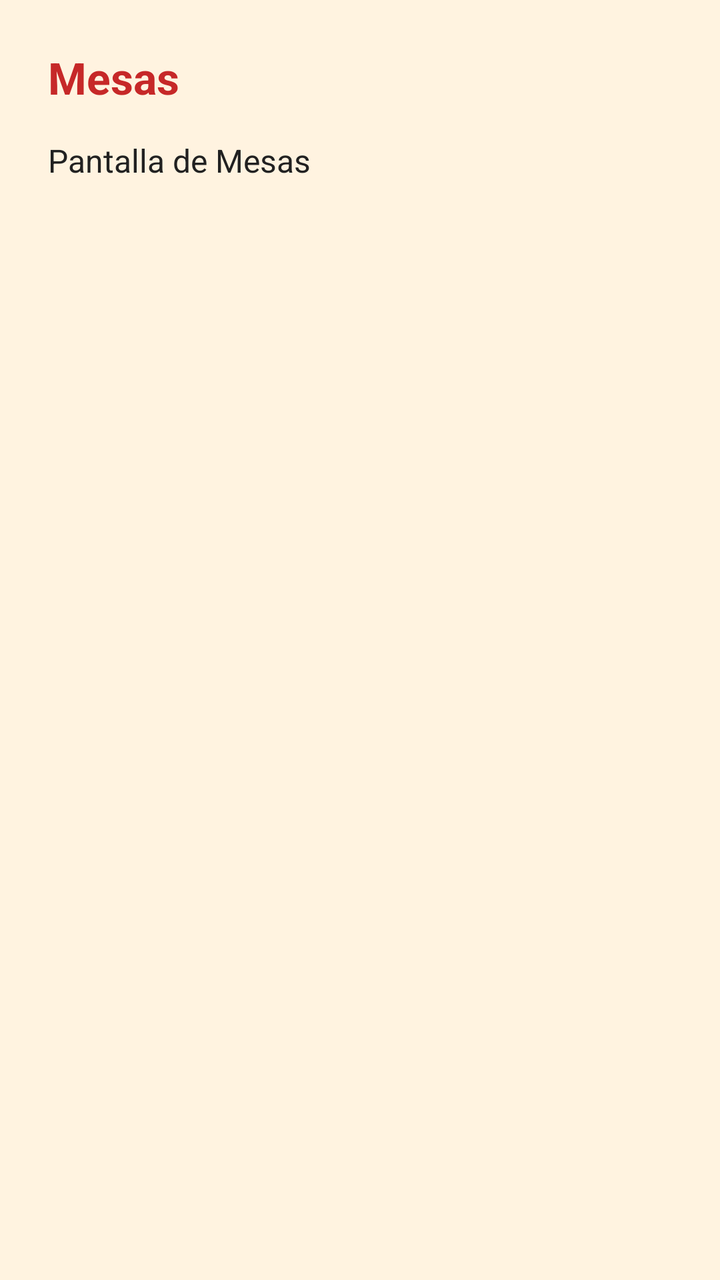
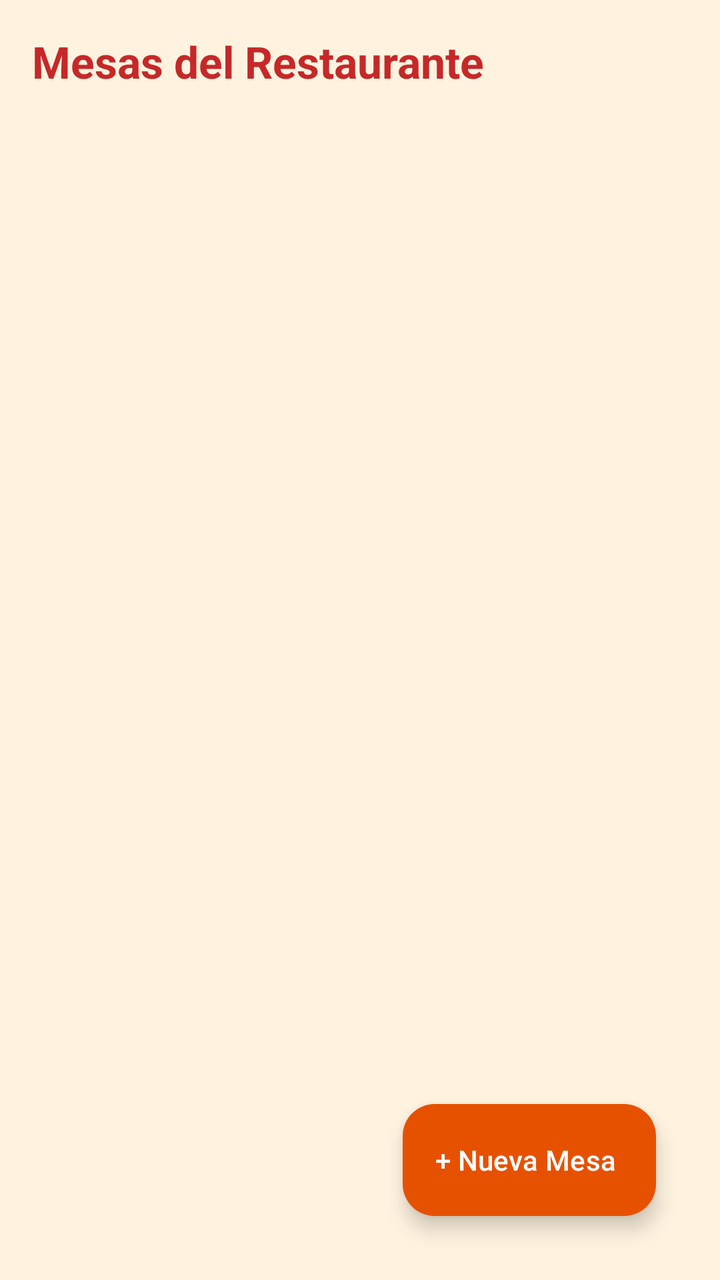

The first picture is an Android layout as it rendered before a commit; the second is the same layout after the commit. The layout source and the unified diff follow.
<!-- AndroidManifest.xml: application theme Theme.SaborApp -->
<!-- res/layout/activity_mesas.xml -->
<?xml version="1.0" encoding="utf-8"?>
<LinearLayout xmlns:android="http://schemas.android.com/apk/res/android"
    android:id="@+id/main"
    android:layout_width="match_parent"
    android:layout_height="match_parent"
    android:orientation="vertical"
    android:padding="24dp">

    <TextView
        android:layout_width="wrap_content"
        android:layout_height="wrap_content"
        android:text="@string/menu_mesas"
        android:textColor="@color/rojo"
        android:textSize="22sp"
        android:textStyle="bold" />

    <TextView
        android:layout_width="wrap_content"
        android:layout_height="wrap_content"
        android:layout_marginTop="16dp"
        android:text="@string/info_mesas"
        android:textColor="@color/negro"
        android:textSize="16sp" />
</LinearLayout>
<!-- resources referenced by this layout -->
<resources>
  <color name="negro">#212121</color>
  <color name="rojo">#C62828</color>
  <string name="info_mesas">Pantalla de Mesas</string>
  <string name="menu_mesas">Mesas</string>
  <style name="Theme.SaborApp" parent="Base.Theme.SaborApp" />
  <style name="Base.Theme.SaborApp" parent="Theme.Material3.Light.NoActionBar">
          <item name="colorPrimary">@color/naranja</item>
          <item name="colorOnPrimary">@color/blanco</item>
          <item name="colorSecondary">@color/rojo</item>
          <item name="colorOnSecondary">@color/blanco</item>
          <item name="android:windowBackground">@color/crema</item>
          <item name="android:statusBarColor">@color/rojo</item>
      </style>
  <color name="naranja">#E65100</color>
  <color name="blanco">#FFFFFF</color>
  <color name="crema">#FFF3E0</color>
</resources>

<!-- the commit's change to res/layout/activity_mesas.xml (unified diff, before → after) -->
@@ -1,24 +1,41 @@
 <?xml version="1.0" encoding="utf-8"?>
-<LinearLayout xmlns:android="http://schemas.android.com/apk/res/android"
+<androidx.coordinatorlayout.widget.CoordinatorLayout xmlns:android="http://schemas.android.com/apk/res/android"
+    xmlns:app="http://schemas.android.com/apk/res-auto"
     android:id="@+id/main"
     android:layout_width="match_parent"
     android:layout_height="match_parent"
-    android:orientation="vertical"
-    android:padding="24dp">
+    android:padding="16dp">
 
-    <TextView
+    <LinearLayout
+        android:layout_width="match_parent"
+        android:layout_height="match_parent"
+        android:orientation="vertical">
+
+        <TextView
+            android:layout_width="wrap_content"
+            android:layout_height="wrap_content"
+            android:text="@string/titulo_mesas"
+            android:textColor="@color/rojo"
+            android:textSize="22sp"
+            android:textStyle="bold" />
+
+        <androidx.recyclerview.widget.RecyclerView
+            android:id="@+id/rvMesas"
+            android:layout_width="match_parent"
+            android:layout_height="0dp"
+            android:layout_marginTop="16dp"
+            android:layout_weight="1"
+            app:layoutManager="androidx.recyclerview.widget.GridLayoutManager"
+            app:spanCount="3" />
+    </LinearLayout>
+
+    <com.google.android.material.floatingactionbutton.ExtendedFloatingActionButton
+        android:id="@+id/fabAgregarMesa"
         android:layout_width="wrap_content"
         android:layout_height="wrap_content"
-        android:text="@string/menu_mesas"
-        android:textColor="@color/rojo"
-        android:textSize="22sp"
-        android:textStyle="bold" />
-
-    <TextView
-        android:layout_width="wrap_content"
-        android:layout_height="wrap_content"
-        android:layout_marginTop="16dp"
-        android:text="@string/info_mesas"
-        android:textColor="@color/negro"
-        android:textSize="16sp" />
-</LinearLayout>
+        android:layout_gravity="bottom|end"
+        android:layout_margin="16dp"
+        android:text="@string/btn_nueva_mesa"
+        android:textColor="@color/blanco"
+        app:backgroundTint="@color/naranja" />
+</androidx.coordinatorlayout.widget.CoordinatorLayout>
<!-- resource entries referenced after the edit -->
@@ -1,9 +1,10 @@
 <!-- resources referenced by this layout -->
 <resources>
-  <color name="negro">#212121</color>
+  <color name="blanco">#FFFFFF</color>
+  <color name="naranja">#E65100</color>
   <color name="rojo">#C62828</color>
-  <string name="info_mesas">Pantalla de Mesas</string>
-  <string name="menu_mesas">Mesas</string>
+  <string name="btn_nueva_mesa">+ Nueva Mesa</string>
+  <string name="titulo_mesas">Mesas del Restaurante</string>
   <style name="Theme.SaborApp" parent="Base.Theme.SaborApp" />
   <style name="Base.Theme.SaborApp" parent="Theme.Material3.Light.NoActionBar">
           <item name="colorPrimary">@color/naranja</item>
@@ -13,8 +14,6 @@
           <item name="android:windowBackground">@color/crema</item>
           <item name="android:statusBarColor">@color/rojo</item>
       </style>
-  <color name="naranja">#E65100</color>
-  <color name="blanco">#FFFFFF</color>
   <color name="crema">#FFF3E0</color>
 </resources>
 
